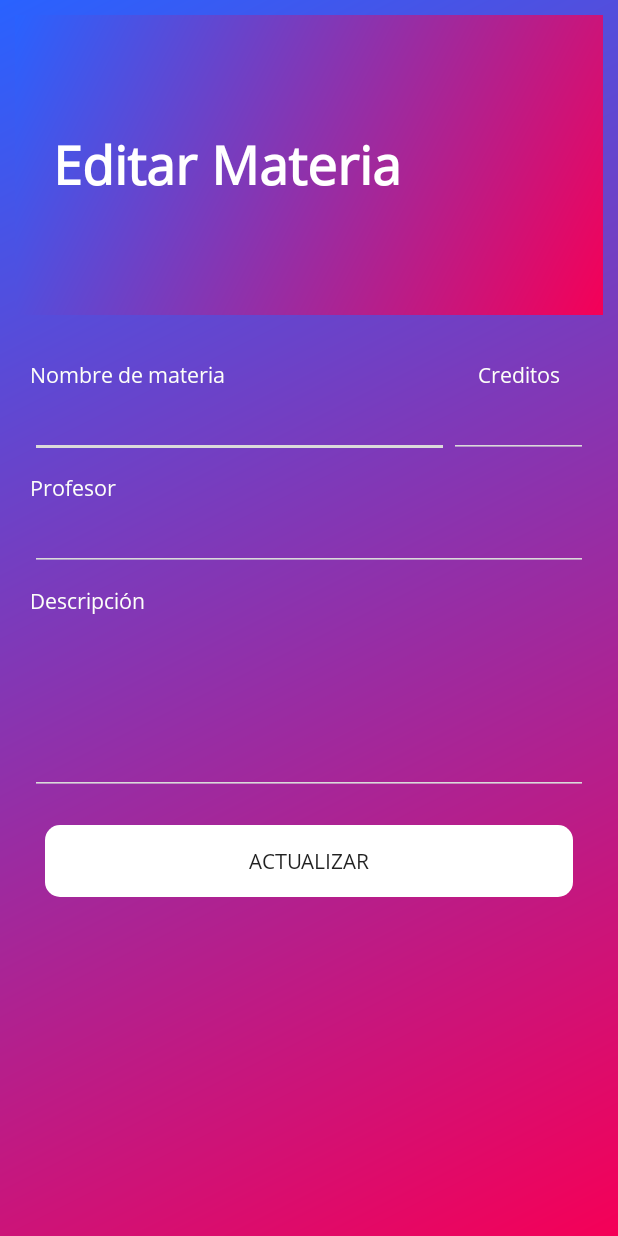
After one commit to dartrix/ProyectoAgenda, an Android app: the EditarMateriaActivity screen opened directly, with no data from a screen before it, on a phone screen of 412 x 824 dp. The commit adds this screen. Run offline under Robolectric (Android 15) with nearby library versions, the phone set to English and light mode, and no system bars; 1 statement that could not run was skipped.

Commit message:
Eliminar y editar materias

```diff
--- a/app/src/main/AndroidManifest.xml
+++ b/app/src/main/AndroidManifest.xml
@@ -24,6 +24,7 @@
         <activity android:name=".MostrarMateriaActivity"></activity>
         <activity android:name=".AgregarAsignacionActivity"></activity>
         <activity android:name=".MostrarAsignacionActivity"></activity>
+        <activity android:name=".EditarMateriaActivity"></activity>
 
         <activity android:name=".asignacionesActivity"
             android:theme="@style/Theme.AppCompat.Light.NoActionBar" >
--- /dev/null
+++ b/app/src/main/java/com/dartrix/proyectoagenda/EditarMateriaActivity.java
@@ -0,0 +1,62 @@
+package com.dartrix.proyectoagenda;
+
+import android.app.Activity;
+import android.content.Intent;
+import android.os.Bundle;
+import android.view.View;
+import android.widget.EditText;
+import android.widget.Toast;
+
+public class EditarMateriaActivity extends Activity {
+
+    EditText nombre, prof, cred, desc;
+    String id;
+    Materia materia;
+    DBproyectoAgenda sql = new DBproyectoAgenda(this, "Agendarium", null, 1);
+    @Override
+    public void onCreate(Bundle savedInstanceState) {
+        super.onCreate(savedInstanceState);
+        setContentView(R.layout.editarmateria_layout);
+        Intent i = getIntent();
+        Bundle b = i.getExtras();
+
+        nombre = (EditText)findViewById(R.id.nombre);
+        prof = (EditText)findViewById(R.id.prof);
+        cred = (EditText)findViewById(R.id.credito);
+        desc = (EditText)findViewById(R.id.descripcion);
+
+        id = (String) b.get("id");
+
+
+        materia = sql.traerMateria(id);
+
+        llenarDatos(materia);
+    }
+
+    public void llenarDatos(Materia m){
+        nombre.setText(m.getNombreMateria());
+        prof.setText(m.getProfMateria());
+        cred.setText(m.getCreditoMateria());
+        desc.setText(m.getDescripcionMateria());
+    }
+
+    public void actualizarMateria(View v){
+
+
+        if (!nombre.getText().toString().equals("") && !prof.getText().toString().equals("") && !cred.getText().toString().equals("") && !desc.getText().toString().equals("")){
+            materia.setNombreMateria(nombre.getText().toString());
+            materia.setProfMateria(prof.getText().toString());
+            materia.setCreditoMateria(cred.getText().toString());
+            materia.setDescripcionMateria(desc.getText().toString());
+
+            sql.editarMateria(materia);
+
+            Toast.makeText(this,"Materia Actualizada.",Toast.LENGTH_SHORT).show();
+
+            this.finish();
+
+        }else{
+            Toast.makeText(this,"Llenar todos los datos.",Toast.LENGTH_LONG).show();
+        }
+    }
+}
--- /dev/null
+++ b/app/src/main/res/layout/editarmateria_layout.xml
@@ -0,0 +1,153 @@
+<?xml version="1.0" encoding="utf-8"?>
+<ScrollView xmlns:android="http://schemas.android.com/apk/res/android"
+    android:layout_width="match_parent"
+    android:layout_height="match_parent"
+    android:background="@drawable/backgroundgradient1">
+
+    <RelativeLayout
+        android:layout_width="match_parent"
+        android:layout_height="match_parent">
+        <FrameLayout
+            android:padding="10dp"
+            android:id="@+id/frame"
+            android:layout_margin="10dp"
+            android:layout_width="match_parent"
+            android:layout_height="200dp"
+            android:background="@drawable/backgroundgradient1">
+
+            <LinearLayout
+                android:layout_width="match_parent"
+                android:layout_height="wrap_content"
+                android:orientation="vertical"
+                android:layout_gravity="center"
+                android:padding="15dp">
+
+
+                <TextView
+                    android:layout_width="wrap_content"
+                    android:layout_height="wrap_content"
+                    android:text="Editar Materia"
+                    android:textColor="#fff"
+                    android:textSize="35dp"
+                    android:textStyle="bold" />
+
+            </LinearLayout>
+        </FrameLayout>
+
+        <LinearLayout
+            android:id="@+id/lnn"
+            android:layout_below="@+id/frame"
+            android:layout_width="match_parent"
+            android:layout_height="wrap_content"
+            android:orientation="vertical"
+            android:padding="20dp">
+
+            <RelativeLayout
+                android:layout_width="wrap_content"
+                android:layout_height="match_parent"
+                android:layout_marginBottom="10dp">
+                <LinearLayout
+                    android:layout_width="match_parent"
+                    android:layout_height="wrap_content"
+                    android:orientation="vertical">
+                    <LinearLayout
+                        android:layout_width="match_parent"
+                        android:layout_height="wrap_content"
+                        android:orientation="horizontal">
+                        <TextView
+                            android:textColor="@color/colorLight"
+                            android:layout_width="match_parent"
+                            android:layout_weight="1"
+                            android:layout_height="wrap_content"
+                            android:text="Nombre de materia"/>
+                        <TextView
+                            android:textColor="@color/colorLight"
+                            android:layout_width="match_parent"
+                            android:layout_weight="3"
+                            android:layout_height="wrap_content"
+                            android:gravity="center"
+                            android:text="Creditos"/>
+                    </LinearLayout>
+                    <LinearLayout
+                        android:layout_width="match_parent"
+                        android:layout_height="wrap_content"
+                        android:orientation="horizontal">
+                        <EditText
+                            android:id="@+id/nombre"
+                            android:layout_width="match_parent"
+                            android:layout_weight="1"
+                            android:layout_height="wrap_content"
+                            android:textColor="@color/colorLight"
+                            android:backgroundTint="#dadada"/>
+                        <EditText
+                            android:id="@+id/credito"
+                            android:layout_width="match_parent"
+                            android:layout_weight="3"
+                            android:layout_height="wrap_content"
+                            android:textColor="@color/colorLight"
+                            android:inputType="number"
+                            android:backgroundTint="#dadada"/>
+                    </LinearLayout>
+                </LinearLayout>
+            </RelativeLayout>
+
+            <RelativeLayout
+                android:layout_width="wrap_content"
+                android:layout_height="match_parent"
+                android:layout_marginBottom="10dp">
+                <TextView
+                    android:id="@+id/prftxt"
+                    android:layout_width="match_parent"
+                    android:layout_height="wrap_content"
+                    android:textColor="@color/colorLight"
+                    android:text="Profesor"/>
+
+                <EditText
+                    android:id="@+id/prof"
+                    android:textColor="@color/colorLight"
+                    android:layout_below="@+id/prftxt"
+                    android:layout_width="match_parent"
+                    android:layout_height="wrap_content"
+                    android:backgroundTint="#dadada"/>
+            </RelativeLayout>
+
+
+
+
+            <RelativeLayout
+                android:layout_width="wrap_content"
+                android:layout_height="match_parent"
+                android:layout_marginBottom="10dp">
+                <TextView
+                    android:id="@+id/desc"
+                    android:layout_width="match_parent"
+                    android:layout_height="wrap_content"
+                    android:textColor="@color/colorLight"
+                    android:text="Descripción"/>
+                <EditText
+                    android:id="@+id/descripcion"
+                    android:layout_below="@+id/desc"
+                    android:layout_width="match_parent"
+                    android:layout_height="wrap_content"
+                    android:textColor="@color/colorLight"
+                    android:lines="4"
+                    android:backgroundTint="#dadada"/>
+            </RelativeLayout>
+
+            <RelativeLayout
+                android:padding="10dp"
+                android:layout_width="match_parent"
+                android:layout_height="wrap_content">
+                <Button
+                    android:id="@+id/buttonPrincipal"
+                    android:layout_width="match_parent"
+                    android:layout_height="wrap_content"
+                    android:background="@drawable/botonredondeado"
+                    android:text="Actualizar"
+                    android:onClick="actualizarMateria"/>
+            </RelativeLayout>
+
+        </LinearLayout>
+    </RelativeLayout>
+
+</ScrollView>
```
Also changed, not shown: app/src/main/java/com/dartrix/proyectoagenda/DBproyectoAgenda.java (+14 -3 lines), app/src/main/java/com/dartrix/proyectoagenda/MostrarMateriaActivity.java (+51 -1 lines), app/src/main/res/drawable/ic_delete.xml (added, +9 -0 lines), app/src/main/res/drawable/ic_edit.xml (added, +9 -0 lines), app/src/main/res/layout/vermateria_layout.xml (+36 -3 lines).
